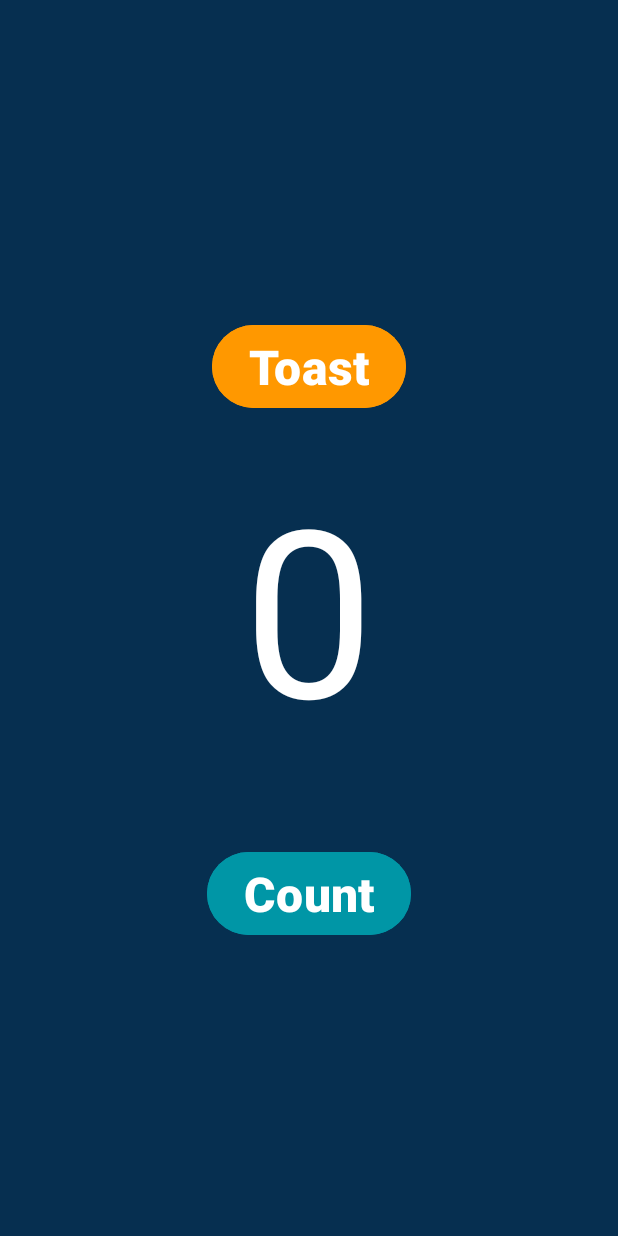
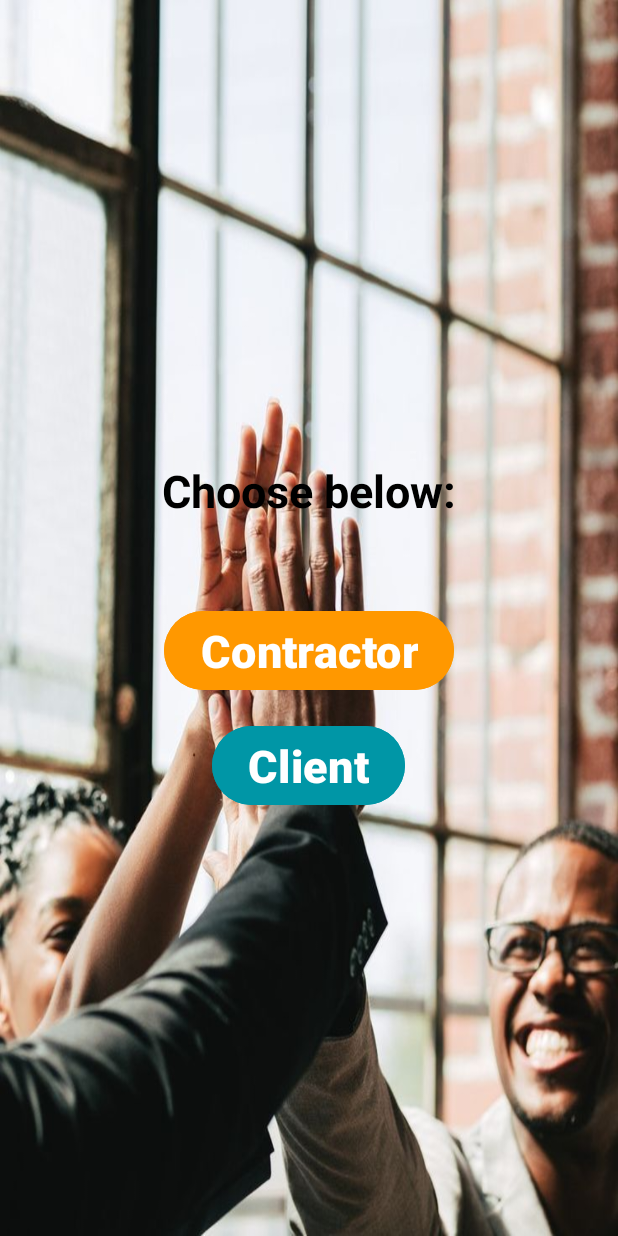
Before and after one commit to nikitaabuya/NairobiGo, an Android app: the MainFunctionalityActivity screen opened directly, with no data from a screen before it, on a phone screen of 412 x 824 dp. Run offline under Robolectric (Android 15) with nearby library versions, the phone set to English and light mode, and no system bars.

Commit message:
Background changes 2

```diff
--- a/app/src/main/res/layout/activity_main_functionality.xml
+++ b/app/src/main/res/layout/activity_main_functionality.xml
@@ -5,34 +5,35 @@
     android:layout_height="match_parent"
     android:orientation="vertical"
     android:gravity="center"
-    android:background="#FF062F50">
+    android:background="@drawable/intropic1">
+
+    <TextView
+        android:id="@+id/textview_count"
+        android:layout_width="wrap_content"
+        android:layout_height="wrap_content"
+        android:text="Choose below:"
+        android:textSize="30sp"
+        android:textColor="#000000"
+        android:textStyle="bold"
+        android:layout_marginTop="24dp" />
 
     <Button
         android:id="@+id/button_toast"
         android:layout_width="wrap_content"
         android:layout_height="wrap_content"
-        android:layout_marginTop="16dp"
+        android:layout_marginTop="56dp"
         android:backgroundTint="#FF9800"
-        android:text="Toast"
-        android:textSize="32sp"
+        android:text="Contractor"
+        android:textSize="30sp"
         android:textStyle="bold"/>
-
-    <TextView
-        android:id="@+id/textview_count"
-        android:layout_width="wrap_content"
-        android:layout_height="wrap_content"
-        android:text="0"
-        android:textSize="156sp"
-        android:textColor="@color/white"
-        android:layout_marginTop="24dp" />
 
     <Button
         android:id="@+id/button_count"
         android:layout_width="wrap_content"
         android:layout_height="wrap_content"
-        android:layout_marginTop="56dp"
+        android:layout_marginTop="16dp"
         android:backgroundTint="#0096a6"
-        android:text="Count"
-        android:textSize="32sp"
+        android:text="Client"
+        android:textSize="30sp"
         android:textStyle="bold"/>
 </LinearLayout>
```
Also changed, not shown: app/src/main/res/drawable/intropic1.jpeg (added), app/src/main/res/drawable/intropic3.jpg (added).
